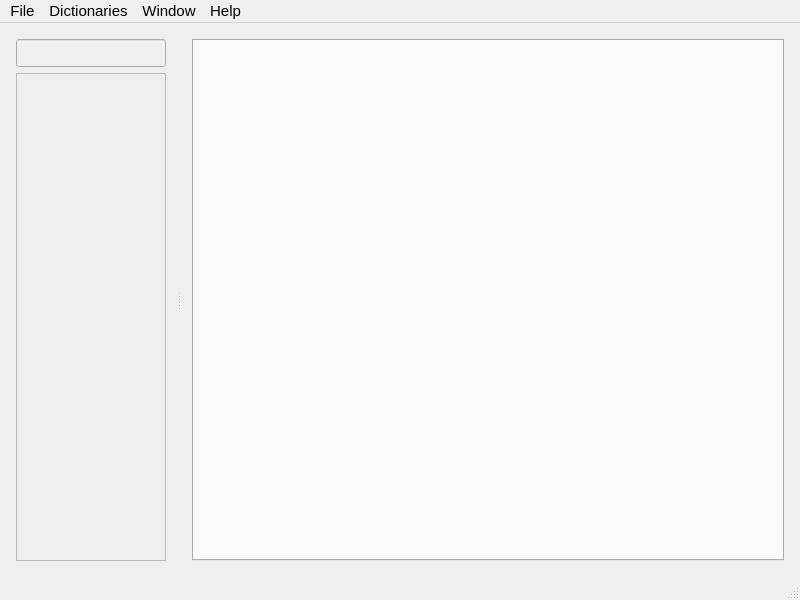
This is mainwindow.ui in scottsanett/IceDict as Qt 5 draws it before an edit. The edited form follows.
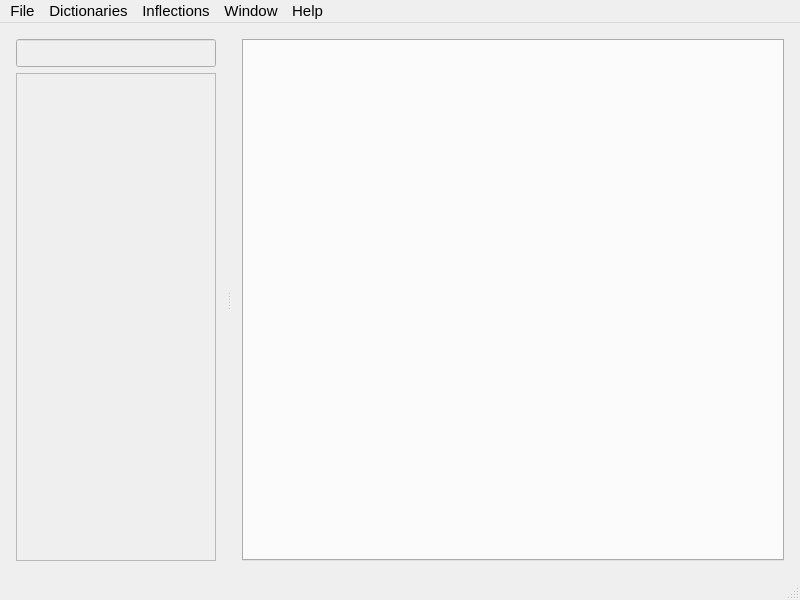
This is the edited form.

```diff
--- a/mainwindow.ui
+++ b/mainwindow.ui
@@ -74,7 +74,7 @@
           </property>
           <property name="maximumSize">
            <size>
-            <width>150</width>
+            <width>200</width>
             <height>16777215</height>
            </size>
           </property>
@@ -111,7 +111,7 @@
           </property>
           <property name="maximumSize">
            <size>
-            <width>150</width>
+            <width>200</width>
             <height>16777215</height>
            </size>
           </property>
@@ -195,8 +195,14 @@
     <addaction name="actionList_All_Forms"/>
     <addaction name="actionList_One_Specific_Form"/>
    </widget>
+   <widget class="QMenu" name="menuInflections">
+    <property name="title">
+     <string>Inflections</string>
+    </property>
+   </widget>
    <addaction name="menuFile"/>
    <addaction name="menuDictionaries"/>
+   <addaction name="menuInflections"/>
    <addaction name="menuWindow"/>
    <addaction name="menuHelp"/>
   </widget>
```
Left out of the diff: 66 changed lines with no effect on the pictures.
